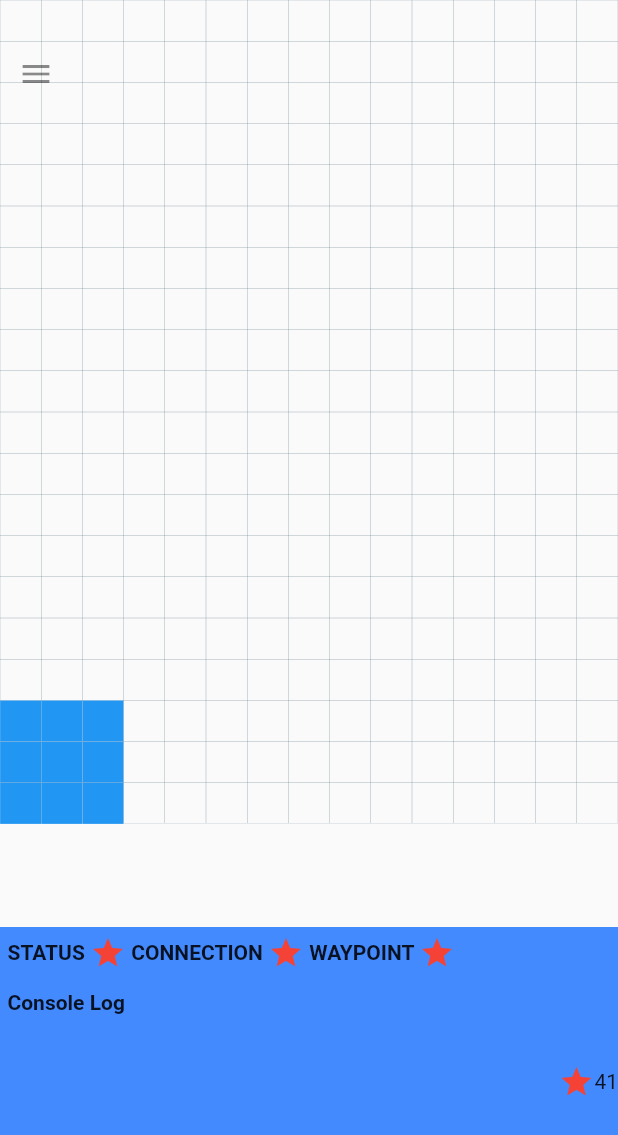
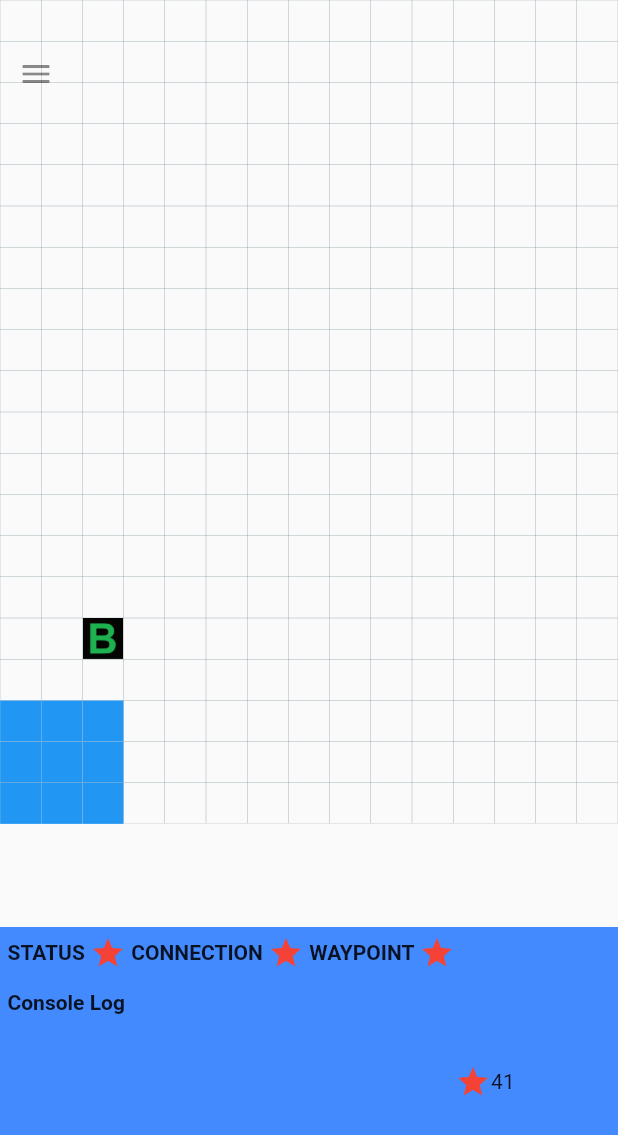
Before and after one commit to ngljie97/ay2021mdp_grp5, a Flutter app: the screen it shows after launch, on a phone screen of 412 x 824 dp. Shown: the top 1135 px of the screen. Run offline on Flutter 3.47's test engine with Material 2 defaults, Android fonts, the phone set to English and light mode, and no system bars.

Commit message:
updated Gui

```diff
--- a/android_remote/lib/main.dart
+++ b/android_remote/lib/main.dart
@@ -66,6 +66,7 @@ class _AppState extends State<App> {
       child: Stack(
         children: <Widget>[
           Container(
+
             //Arena Layout
             child: ArenaGrid(),
           ),
@@ -97,9 +98,7 @@ class _AppState extends State<App> {
         child:
         Row(
           children: [
-            Expanded(
-              /*1*/
-              child: Column(
+           Column(
                 crossAxisAlignment: CrossAxisAlignment.start,
                 children: [
                   /*2*/
@@ -153,7 +152,7 @@ class _AppState extends State<App> {
                   ),
                 ],
               ),
-            ),
+
             /*3*/
             Icon(
               Icons.star,
--- a/android_remote/lib/states/ArenaGrid.dart
+++ b/android_remote/lib/states/ArenaGrid.dart
@@ -25,7 +25,7 @@ class _MainPage extends State<ArenaGrid> {
     ['', '', '', '', '', '', '', '', '', '', '', '', '', '', ''],
     ['', '', '', '', '', '', '', '', '', '', '', '', '', '', ''],
     ['', '', '', '', '', '', '', '', '', '', '', '', '', '', ''],
-    ['', '', '', '', '', '', '', '', '', '', '', '', '', '', ''],
+    ['', '', 'B', '', '', '', '', '', '', '', '', '', '', '', ''],
     ['', '', '', '', '', '', '', '', '', '', '', '', '', '', ''],
     ['P1', 'P1', 'P1', '', '', '', '', '', '', '', '', '', '', '', ''],
     ['P1', 'P1', 'P1', '', '', '', '', '', '', '', '', '', '', '', ''],
@@ -111,8 +111,19 @@ class _MainPage extends State<ArenaGrid> {
         );
         break;
       case 'B':
-        return Icon(Icons.remove_red_eye, size: 40.0);
+        return
+          Container(
+            decoration: BoxDecoration(
+              image: DecorationImage(
+                image: AssetImage(
+                    'assets/letter_b.PNG'),
+                fit: BoxFit.fill,
+              ),
+              shape: BoxShape.rectangle,
+            ),
+          );
         break;
+
       default:
         return Text('');
         break;
@@ -123,23 +134,24 @@ class _MainPage extends State<ArenaGrid> {
     return
       AspectRatio(
 
-        aspectRatio: MediaQuery.of(context).devicePixelRatio/(MediaQuery.of(context).devicePixelRatio+(MediaQuery.of(context).devicePixelRatio*(MediaQuery.of(context).size.aspectRatio/10))),
+        aspectRatio: MediaQuery.of(context).devicePixelRatio/(MediaQuery.of(context).devicePixelRatio+(MediaQuery.of(context).devicePixelRatio*(MediaQuery.of(context).size.aspectRatio/4))),
 
     child:Center(
       child: Container(
-        padding: EdgeInsets.fromLTRB(0, 0, 0, 0),
-        alignment: Alignment.center,
-        margin: EdgeInsets.fromLTRB(0, 0, 0, 0),
+        padding: EdgeInsets.fromLTRB(5, 0,5,0),
         child: GridView.builder(
+
           gridDelegate: SliverGridDelegateWithFixedCrossAxisCount(
             crossAxisCount: 15,
-            childAspectRatio: MediaQuery.of(context).size.width /
-                (MediaQuery.of(context).size.height / 2),
+
+            childAspectRatio: MediaQuery.of(context).size.width / (MediaQuery.of(context).size.height / 1.8),
             crossAxisSpacing: 0,
             mainAxisSpacing: 0,
           ),
           itemBuilder: _buildGridItems,
+          shrinkWrap: true,
           itemCount: 15 * 20,
+
         ),
       ),
     ),);
@@ -151,7 +163,7 @@ class _MainPage extends State<ArenaGrid> {
         child:Center(
           child: Container(
             padding: EdgeInsets.fromLTRB(0, 0, 0, 0),
-            alignment: Alignment.center,
+            alignment: Alignment.topLeft,
             margin: EdgeInsets.fromLTRB(0, 0, 0, 0),
             child: GridView.builder(
               gridDelegate: SliverGridDelegateWithFixedCrossAxisCount(
--- a/android_remote/pubspec.yaml
+++ b/android_remote/pubspec.yaml
@@ -38,7 +38,8 @@ dev_dependencies:
 
 # The following section is specific to Flutter.
 flutter:
-
+  assets:
+  - assets/
   # The following line ensures that the Material Icons font is
   # included with your application, so that you can use the icons in
   # the material Icons class.
```
Also changed, not shown: android_remote/assets/arrow_blue.PNG (added), android_remote/assets/arrow_green.PNG (added), android_remote/assets/arrow_red.PNG (added), android_remote/assets/arrow_white.PNG (added), android_remote/assets/circle_yellow.PNG (added), android_remote/assets/letter_a.PNG (added), android_remote/assets/letter_b.PNG (added), android_remote/assets/letter_c.PNG (added), android_remote/assets/letter_d.PNG (added), android_remote/assets/letter_e.PNG (added), android_remote/assets/number_five.PNG (added), android_remote/assets/number_four.PNG (added), android_remote/assets/number_one.PNG (added), android_remote/assets/number_three.PNG (added), 1 more files.
